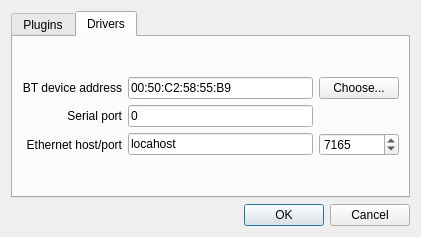
Before: the Qt Designer form papywizard/view/ui/pluginsDialog.ui in bingostar89/Papywizard, drawn with Qt 5.
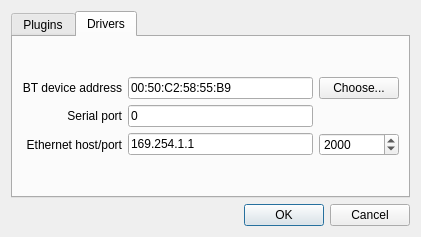
After: the same form once the commit is applied. The open tabs and pages were chosen to show the change. Icons and pictures are not drawn.

Commit message: Accelerated spinbox

```diff
--- a/papywizard/view/ui/pluginsDialog.ui
+++ b/papywizard/view/ui/pluginsDialog.ui
@@ -254,7 +254,7 @@
             <bool>true</bool>
            </property>
            <property name="text">
-            <string>locahost</string>
+            <string>169.254.1.1</string>
            </property>
            <property name="maxLength">
             <number>50</number>
@@ -273,7 +273,7 @@
             <number>65535</number>
            </property>
            <property name="value">
-            <number>7165</number>
+            <number>2000</number>
            </property>
           </widget>
          </item>
```
Left out of the diff: 3 changed lines with no effect on the pictures.
